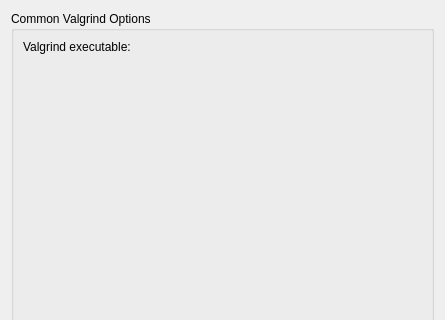
Above: src/plugins/valgrindtoolbase/valgrindconfigwidget.ui from qt-creator/qt-creator before the change; both pictures show x 0 to 445 and y 0 to 320 of the 445 by 543 pixel window. Below: the same form after it.
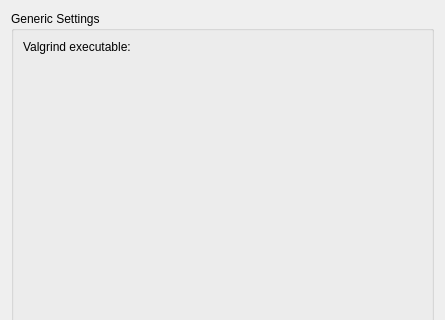
That is the form after the change. Custom widgets are drawn as their Qt base class.

Commit message:
Update valgrind plugin namespace and use new APIs.
Merge-request: 284

```diff
--- a/src/plugins/valgrindtoolbase/valgrindconfigwidget.ui
+++ b/src/plugins/valgrindtoolbase/valgrindconfigwidget.ui
@@ -20,7 +20,7 @@
       </sizepolicy>
      </property>
      <property name="title">
-      <string>Common Valgrind Options</string>
+      <string>Generic Settings</string>
      </property>
      <layout class="QFormLayout" name="formLayout">
       <property name="fieldGrowthPolicy">
```
Left out of the diff: 4 changed lines with no effect on the pictures. The commit also changes 8 other files.
